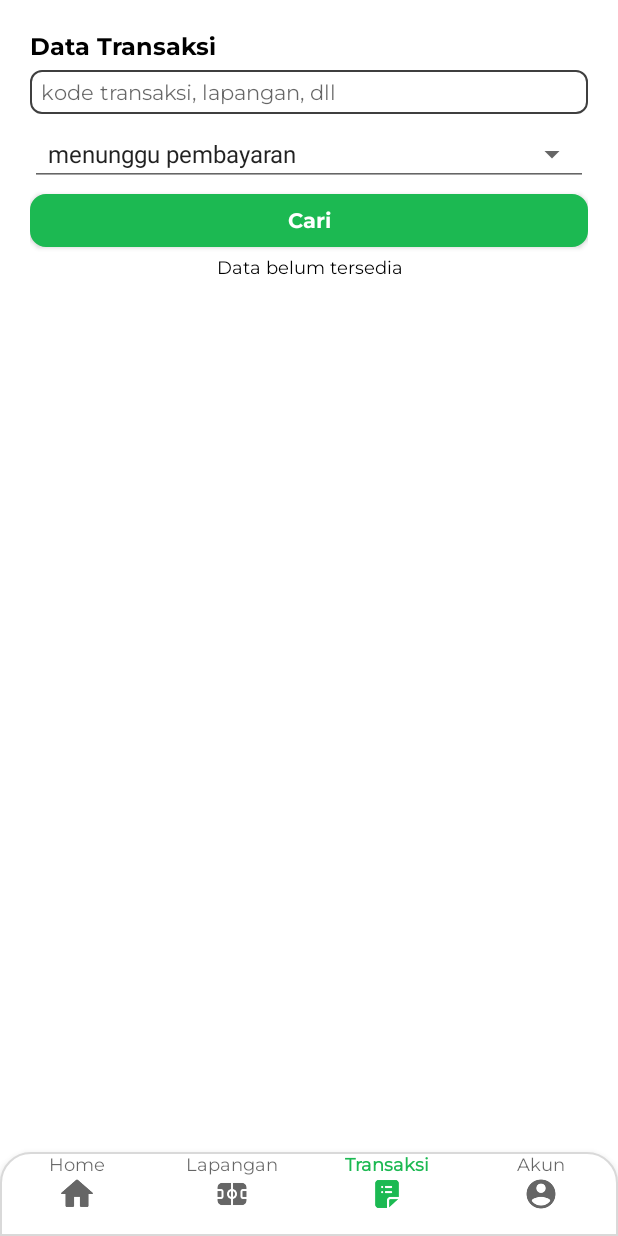
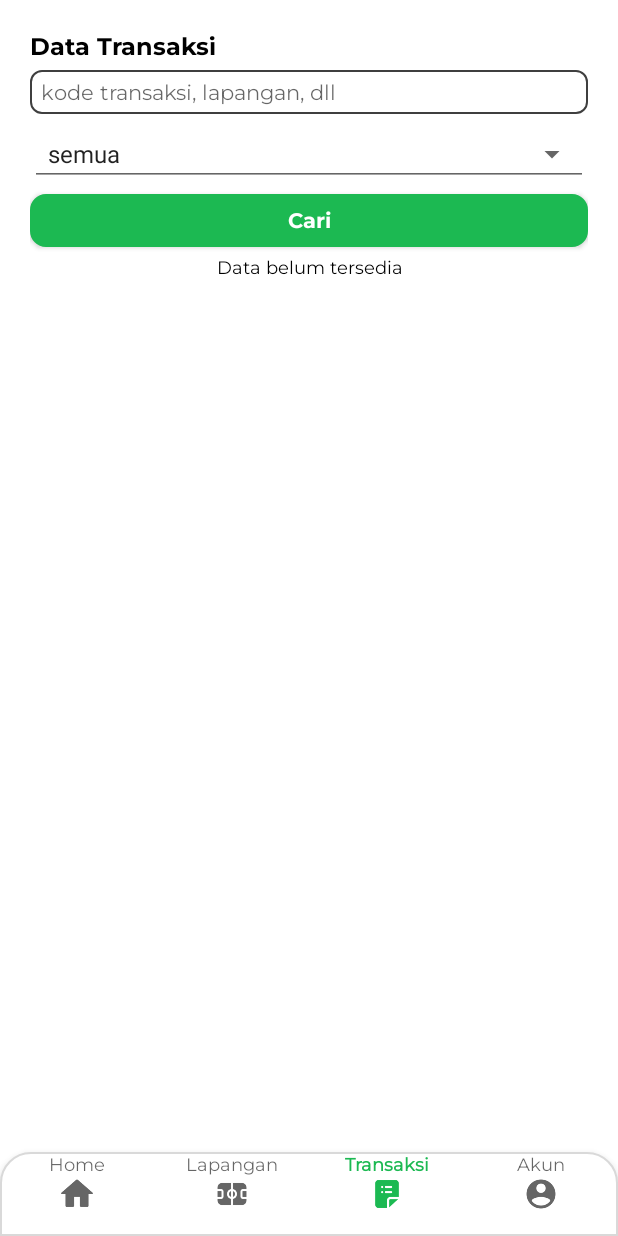
Before and after one commit to yunusfebriansyah/bsc-bandar-lampung-sport-center, an Android app: the TransactionFragment screen opened through its navigation route, on a phone screen of 412 x 824 dp. Run offline under Robolectric (Android 15) with nearby library versions, the phone set to English and light mode, and no system bars; our stand-ins replace navigation-ui; 4 statements that could not run were skipped.

Commit message:
Revision : filter all transaction

```diff
--- a/app/src/main/java/com/bsc_bandarlampungsportcenter/TransactionDetailActivity.java
+++ b/app/src/main/java/com/bsc_bandarlampungsportcenter/TransactionDetailActivity.java
@@ -238,6 +238,7 @@ public class TransactionDetailActivity extends AppCompatActivity {
         Toast.makeText(TransactionDetailActivity.this, response.body().getMessage(), Toast.LENGTH_SHORT).show();
         intent = new Intent(TransactionDetailActivity.this, TransactionDetailActivity.class);
         intent.putExtra("id", txtId.getText().toString());
+        intent.putExtra("message", "");
         startActivity(intent);
         finish();
 
--- a/app/src/main/java/com/bsc_bandarlampungsportcenter/ui/TransactionFragment.java
+++ b/app/src/main/java/com/bsc_bandarlampungsportcenter/ui/TransactionFragment.java
@@ -42,7 +42,7 @@ public class TransactionFragment extends Fragment {
   RecyclerView.LayoutManager lm_data;
   List<TransactionModel> list_transaction = new ArrayList<>();
   Spinner filterStatus;
-  String[] statusTransaction = new String[]{"menunggu pembayaran", "lunas", "didahului", "dibatalkan", "ditolak"};
+  String[] statusTransaction = new String[]{"semua", "menunggu pembayaran", "lunas", "didahului", "dibatalkan", "ditolak"};
 
   TextView txtBlank;
   EditText edtKeyword;
```
Also changed, not shown: app/src/main/java/com/bsc_bandarlampungsportcenter/rest_api/RetroServer.java (+4 -3 lines).
